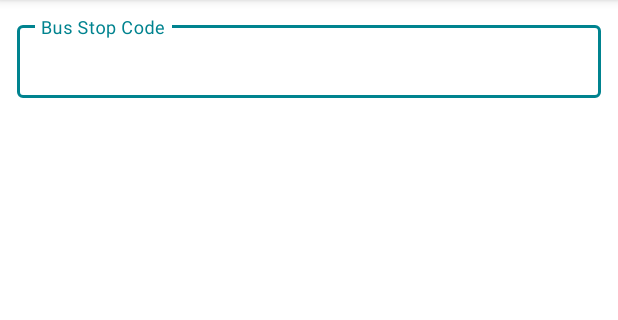
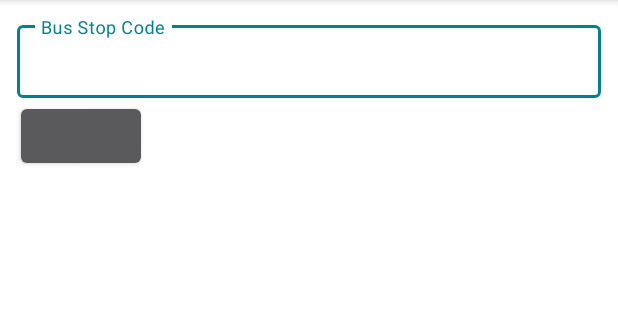
Before and after one commit to lwreaper/WhereMyBusAh, an Android app: the screen it shows after launch (MainActivity), after a tap on "WMBA?", on a phone screen of 412 x 824 dp, the part 84-404 px from its top. Run offline under Robolectric (Android 15) with nearby library versions, the phone set to English and light mode, and no system bars.

Commit message:
Added recent bus stops feature

```diff
--- a/app/src/main/java/com/nabil/wheremybusah/MainActivity.java
+++ b/app/src/main/java/com/nabil/wheremybusah/MainActivity.java
@@ -4,37 +4,31 @@ import androidx.annotation.NonNull;
 import androidx.appcompat.app.AppCompatActivity;
 import androidx.swiperefreshlayout.widget.SwipeRefreshLayout;
 
+import android.app.Activity;
 import android.content.Context;
 import android.content.Intent;
 import android.net.Uri;
-import android.os.AsyncTask;
 import android.os.Bundle;
-import android.text.method.KeyListener;
 import android.view.KeyEvent;
 import android.view.Menu;
 import android.view.MenuInflater;
 import android.view.MenuItem;
+import android.view.MotionEvent;
 import android.view.View;
 import android.view.inputmethod.EditorInfo;
 import android.view.inputmethod.InputMethodManager;
 import android.widget.AdapterView;
-import android.widget.ArrayAdapter;
 import android.widget.Button;
 import android.widget.EditText;
+import android.widget.LinearLayout;
 import android.widget.ListView;
 import android.widget.TextView;
 import android.widget.Toast;
 
-import org.json.JSONArray;
 import org.json.JSONException;
 import org.json.JSONObject;
 
-import java.io.IOException;
 import java.util.ArrayList;
-
-import okhttp3.OkHttpClient;
-import okhttp3.Request;
-import okhttp3.Response;
 
 public class MainActivity extends AppCompatActivity {
 
@@ -42,7 +36,9 @@ public class MainActivity extends AppCompatActivity {
     ListView listView;
     SwipeRefreshLayout swipeRefreshLayout;
     BusApiHandlers i = new BusApiHandlers(MainActivity.this);
-
+    ArrayList<String> recent_bus_stops = new ArrayList<String>();
+    LinearLayout recent_bus_stop_list;
+    LinearLayout MainActivity;
 
     @Override
     protected void onCreate(Bundle savedInstanceState) {
@@ -51,6 +47,8 @@ public class MainActivity extends AppCompatActivity {
 
         busStopInput = findViewById(R.id.busStopInput);
         listView = findViewById(R.id.list_item);
+        recent_bus_stop_list = findViewById(R.id.recent_bus_stop_list);
+        MainActivity = findViewById(R.id.MainActivity);
 
         swipeRefreshLayout = findViewById(R.id.pull_to_refresh);
 
@@ -67,7 +65,7 @@ public class MainActivity extends AppCompatActivity {
                 if(actionId == EditorInfo.IME_ACTION_DONE){
                     i.fetchApi(busStopInput.getText().toString());
 
-                    hideKeyboardAndUnfocus();
+                    after_click_handler();
                     return true;
                 }else{
                     return false;
@@ -98,7 +96,6 @@ public class MainActivity extends AppCompatActivity {
                 }
             }
         });
-
     }
 
     @Override
@@ -115,14 +112,38 @@ public class MainActivity extends AppCompatActivity {
 
         if(item_id == R.id.wmba_action){
             i.fetchApi(busStopInput.getText().toString());
-            hideKeyboardAndUnfocus();
+            after_click_handler();
             return true;
         }else{
             return false;
         }
     }
 
-    public void hideKeyboardAndUnfocus(){
+    public void after_click_handler(){
+
+        if(!recent_bus_stops.contains(busStopInput.getText().toString())){
+
+            // Save the string to an array;
+            recent_bus_stops.add(busStopInput.getText().toString());
+
+            // Initialise button and config!
+            final Button button = new Button(getApplicationContext());
+            button.setText(recent_bus_stops.get(recent_bus_stops.size() - 1));
+            button.setLayoutParams(new LinearLayout.LayoutParams(LinearLayout.LayoutParams.WRAP_CONTENT, LinearLayout.LayoutParams.WRAP_CONTENT));
+
+            button.setOnClickListener(new View.OnClickListener() {
+                @Override
+                public void onClick(View v) {
+                    busStopInput.setText(button.getText());
+                    i.fetchApi(busStopInput.getText().toString());
+                }
+            });
+
+            // Add the view
+            recent_bus_stop_list.addView(button);
+        }
+
+        // Just hide the keyboard
         InputMethodManager imm = (InputMethodManager) MainActivity.this.getSystemService(Context.INPUT_METHOD_SERVICE);
         imm.hideSoftInputFromWindow(busStopInput.getWindowToken(), 0);
         busStopInput.clearFocus();
--- a/app/src/main/res/layout/activity_main.xml
+++ b/app/src/main/res/layout/activity_main.xml
@@ -6,6 +6,7 @@
     android:layout_height="match_parent"
     android:orientation="vertical"
     android:padding="10dp"
+    android:id="@+id/MainActivity"
     tools:context=".MainActivity">
 
     <LinearLayout
@@ -29,6 +30,19 @@
         </com.google.android.material.textfield.TextInputLayout>
     </LinearLayout>
 
+    <HorizontalScrollView
+        android:layout_width="match_parent"
+        android:layout_height="wrap_content">
+
+        <LinearLayout
+            android:id="@+id/recent_bus_stop_list"
+            android:layout_width="match_parent"
+            android:layout_height="wrap_content"
+            android:orientation="horizontal" >
+
+        </LinearLayout>
+    </HorizontalScrollView>
+
     <androidx.swiperefreshlayout.widget.SwipeRefreshLayout
         android:id="@+id/pull_to_refresh"
         android:layout_width="match_parent"
```
